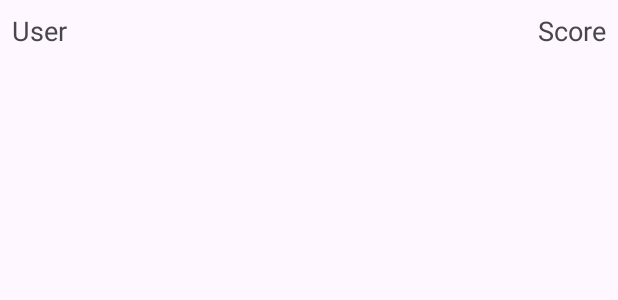
After one commit to lethangd/prm392_project, an Android app: the layout item_leaderboard.xml on its own in the app's theme, with its tools: preview values and no code run, on a phone screen of 412 x 824 dp. The commit adds this screen. Shown: the top 300 px of the screen. Run offline under Robolectric (Android 15) with nearby library versions, the phone set to English and light mode, and no system bars.

Commit message:
add score

```diff
--- a/app/src/main/java/com/example/englishkids/activities/MainActivity.java
+++ b/app/src/main/java/com/example/englishkids/activities/MainActivity.java
@@ -25,7 +25,7 @@ public class MainActivity extends AppCompatActivity {
                             selectedFragment = new HomeFragment();
                             break;
                         case R.id.nav_practice:
-                            selectedFragment = new PracticeFragment();
+                            selectedFragment = new LeaderboardFragment();
                             break;
                         case R.id.nav_settings:
                             selectedFragment = new SettingsFragment();
--- /dev/null
+++ b/app/src/main/res/layout/item_leaderboard.xml
@@ -0,0 +1,22 @@
+<?xml version="1.0" encoding="utf-8"?>
+<LinearLayout xmlns:android="http://schemas.android.com/apk/res/android"
+    android:layout_width="match_parent"
+    android:layout_height="wrap_content"
+    android:orientation="horizontal"
+    android:padding="8dp">
+
+    <TextView
+        android:id="@+id/user_name"
+        android:layout_width="0dp"
+        android:layout_height="wrap_content"
+        android:layout_weight="1"
+        android:text="User"
+        android:textSize="18sp" />
+
+    <TextView
+        android:id="@+id/user_score"
+        android:layout_width="wrap_content"
+        android:layout_height="wrap_content"
+        android:text="Score"
+        android:textSize="18sp" />
+</LinearLayout>
--- a/app/src/main/res/menu/bottom_navigation_menu.xml
+++ b/app/src/main/res/menu/bottom_navigation_menu.xml
@@ -6,8 +6,8 @@
         android:title="Home"/>
     <item
         android:id="@+id/nav_practice"
-        android:icon="@drawable/ic_practice"
-        android:title="Practice"/>
+        android:icon="@drawable/ic_ranking"
+        android:title="Ranking"/>
     <item
         android:id="@+id/nav_settings"
         android:icon="@drawable/ic_settings"
```
Also changed, not shown: app/src/main/java/com/example/englishkids/activities/LeaderboardAdapter.java (added, +65 -0 lines), app/src/main/java/com/example/englishkids/activities/LeaderboardFragment.java (added, +61 -0 lines), app/src/main/res/drawable/ic_ranking.xml (added, +22 -0 lines), app/src/main/res/layout/fragment_leaderboard.xml (added, +22 -0 lines).
